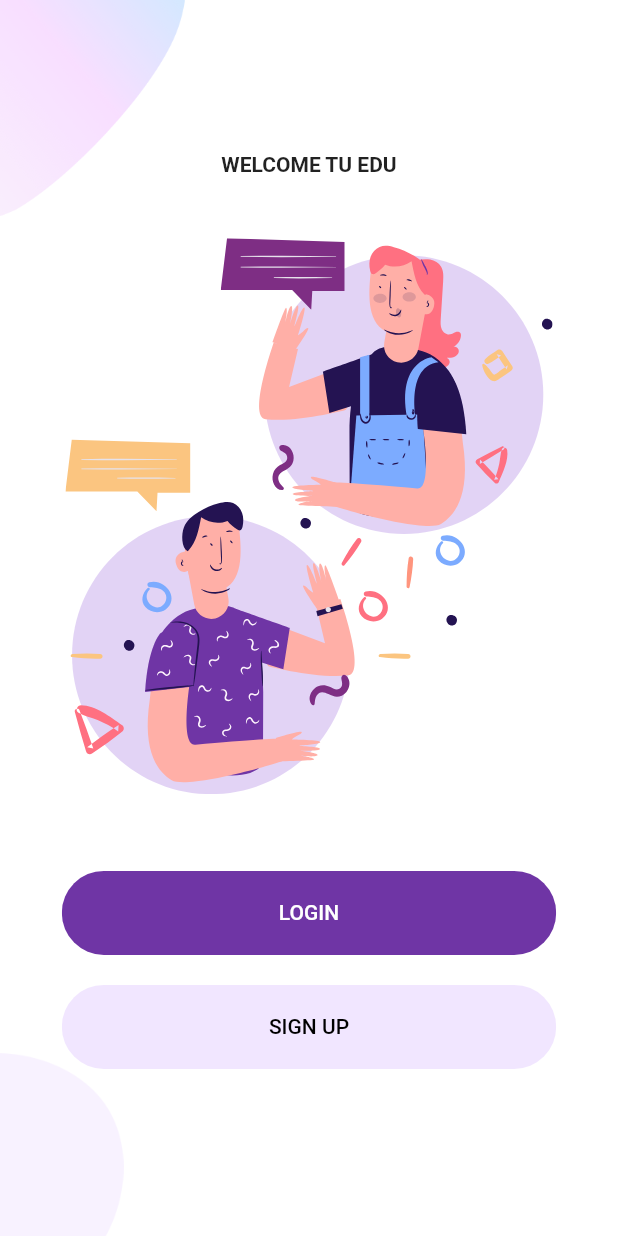
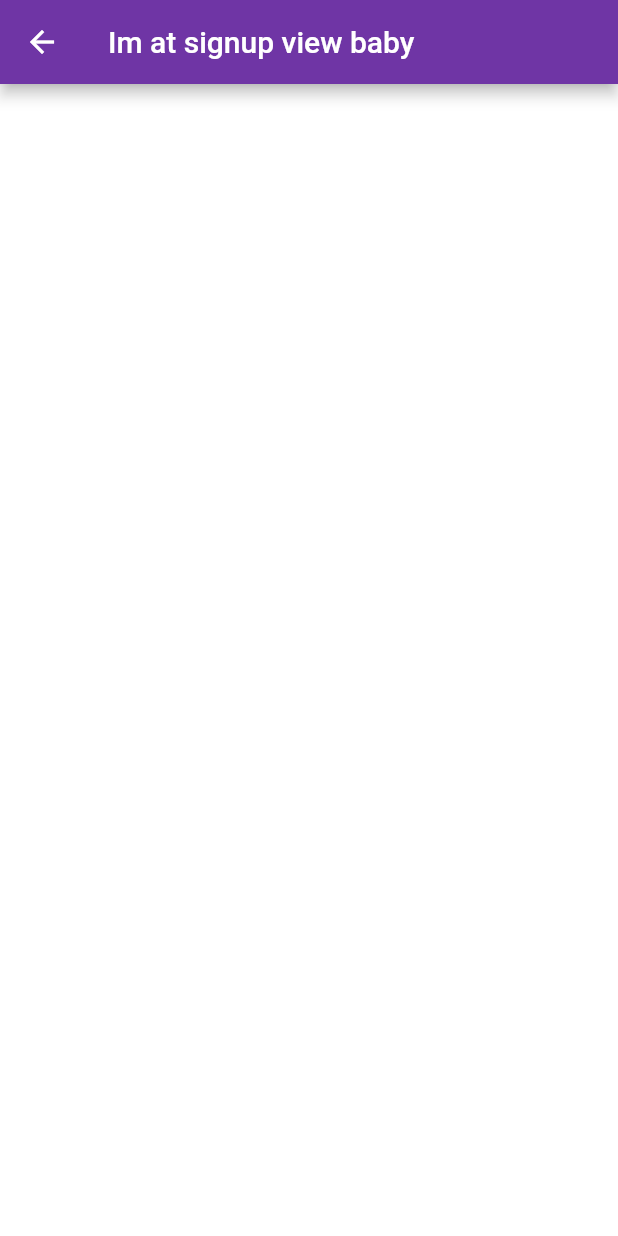
Before and after one commit to GrupoLIA/Frontend, a Flutter app: the screen it shows after launch, after a tap on "SIGN UP", on a phone screen of 412 x 824 dp. Run offline on Flutter 3.47's test engine with Material 2 defaults, Android fonts, the phone set to English and light mode, and no system bars; our stand-ins replace auto_route, device_preview, flutter_hooks, flutter_svg, get_it, injectable and 2 more; missing offline and left inert: stacked_hooks.

Commit message:
Setup Login and Signup Views/Viewmodels and Api service

```diff
--- a/lib/app/router.dart
+++ b/lib/app/router.dart
@@ -1,11 +1,15 @@
 import 'package:auto_route/auto_route_annotations.dart';
 import 'package:lia_frontend/ui/views/home/home_view.dart';
 import 'package:lia_frontend/ui/views/login/login_view.dart';
+import 'package:lia_frontend/ui/views/signup/signup_view.dart';
+import 'package:lia_frontend/ui/views/welcome/welcome_view.dart';
 
 @MaterialAutoRouter(
   routes: <AutoRoute>[
     MaterialRoute(page: HomeView, name: "HomeViewRoute"),
-    MaterialRoute(page: LoginView, name: "LoginViewRoute", initial: true)
+    MaterialRoute(page: WelcomeView, name: "WelcomeViewRoute", initial: true),
+    MaterialRoute(page: LoginView, name: "LoginViewRoute"),
+    MaterialRoute(page: SignupView, name: "SignupViewRoute"),
   ],
 )
 class $Router {}
--- a/lib/main.dart
+++ b/lib/main.dart
@@ -3,7 +3,7 @@ import 'package:flutter/material.dart';
 import 'package:lia_frontend/app/constants.dart';
 import 'package:lia_frontend/app/locator.dart';
 import 'package:lia_frontend/app/router.gr.dart' as Router;
-import 'package:lia_frontend/ui/views/dumb_widgets/welcome/welcome_view.dart';
+import 'package:lia_frontend/ui/views/welcome/welcome_view.dart';
 import 'package:stacked_services/stacked_services.dart';
 
 void main() {
--- /dev/null
+++ b/lib/ui/views/dumb_widgets/rounded_button/rounded_button_widget.dart
@@ -0,0 +1,38 @@
+import 'package:flutter/material.dart';
+import 'package:lia_frontend/app/constants.dart';
+
+class RoundedButton extends StatelessWidget {
+  const RoundedButton({
+    Key key,
+    this.text,
+    this.press,
+    this.color = kPrimaryColor,
+    this.textColor = Colors.white,
+  }) : super(key: key);
+
+  final String text;
+  final Function press;
+  final Color color;
+  final Color textColor;
+
+  @override
+  Widget build(BuildContext context) {
+    Size size = MediaQuery.of(context).size;
+    return Container(
+      margin: EdgeInsets.symmetric(vertical: 10),
+      width: size.width * 0.8,
+      child: ClipRRect(
+        borderRadius: BorderRadius.circular(29),
+        child: FlatButton(
+          padding: EdgeInsets.symmetric(vertical: 20, horizontal: 40),
+          color: color,
+          onPressed: press,
+          child: Text(
+            text,
+            style: TextStyle(color: textColor),
+          ),
+        ),
+      ),
+    );
+  }
+}
--- a/lib/ui/views/dumb_widgets/welcome/welcome_view.dart
+++ /dev/null
@@ -1,93 +0,0 @@
-import 'package:flutter/material.dart';
-import 'package:flutter_svg/svg.dart';
-import 'package:lia_frontend/app/constants.dart';
-
-class WelcomeView extends StatelessWidget {
-  @override
-  Widget build(BuildContext context) {
-    Size size = MediaQuery.of(context).size;
-    return Scaffold(
-      body: Container(
-        height: size.height,
-        width: double.infinity,
-        child: Stack(
-          alignment: Alignment.center,
-          children: [
-            Positioned(
-              top: 0,
-              left: 0,
-              child: Image.asset(
-                "assets/images/main_top.png",
-                width: size.width * 0.3,
-              ),
-            ),
-            Positioned(
-              bottom: 0,
-              left: 0,
-              child: Image.asset(
-                "assets/images/main_bottom.png",
-                width: size.width * 0.2,
-              ),
-            ),
-            Column(
-              mainAxisAlignment: MainAxisAlignment.center,
-              children: [
-                Text("WELCOME TU EDU",
-                    style: TextStyle(fontWeight: FontWeight.bold)),
-                SizedBox(height: size.height * 0.05),
-                SvgPicture.asset(
-                  "assets/icons/chat.svg",
-                  height: size.height * 0.45,
-                ),
-                SizedBox(height: size.height * 0.05),
-                RoundedButton(text: "LOGIN", press: () {}),
-                RoundedButton(
-                  text: "SIGN UP",
-                  press: () {},
-                  color: kPrimaryLightColor,
-                  textColor: Colors.black,
-                ),
-              ],
-            )
-          ],
-        ),
-      ),
-    );
-  }
-}
-
-class RoundedButton extends StatelessWidget {
-  const RoundedButton({
-    Key key,
-    this.text,
-    this.press,
-    this.color = kPrimaryColor,
-    this.textColor = Colors.white,
-  }) : super(key: key);
-
-  final String text;
-  final Function press;
-  final Color color;
-  final Color textColor;
-
-  @override
-  Widget build(BuildContext context) {
-    Size size = MediaQuery.of(context).size;
-    return Container(
-      margin: EdgeInsets.symmetric(vertical: 10),
-      width: size.width * 0.8,
-      child: ClipRRect(
-        borderRadius: BorderRadius.circular(29),
-        child: FlatButton(
-          padding: EdgeInsets.symmetric(vertical: 20, horizontal: 40),
-          color: color,
-          onPressed: press,
-          child: Text(
-            text,
-            style: TextStyle(color: textColor),
-          ),
-        ),
-      ),
-    );
-  }
-}
--- /dev/null
+++ b/lib/ui/views/signup/signup_view.dart
@@ -0,0 +1,12 @@
+import 'package:flutter/material.dart';
+
+class SignupView extends StatelessWidget {
+  @override
+  Widget build(BuildContext context) {
+    return Scaffold(
+      appBar: AppBar(
+        title: Text("Im at signup view baby"),
+      ),
+    );
+  }
+}
--- /dev/null
+++ b/lib/ui/views/welcome/welcome_view.dart
@@ -0,0 +1,63 @@
+import 'package:flutter/material.dart';
+import 'package:flutter_svg/svg.dart';
+import 'package:lia_frontend/app/constants.dart';
+import 'package:lia_frontend/ui/views/dumb_widgets/rounded_button/rounded_button_widget.dart';
+import 'package:lia_frontend/ui/views/welcome/welcome_viewmodel.dart';
+import 'package:stacked/stacked.dart';
+
+class WelcomeView extends StatelessWidget {
+  @override
+  Widget build(BuildContext context) {
+    Size size = MediaQuery.of(context).size;
+    return ViewModelBuilder.nonReactive(
+      viewModelBuilder: () => WelcomeViewModel(),
+      builder: (context, model, child) => Scaffold(
+        body: Container(
+          height: size.height,
+          width: double.infinity,
+          child: Stack(
+            alignment: Alignment.center,
+            children: [
+              Positioned(
+                top: 0,
+                left: 0,
+                child: Image.asset(
+                  "assets/images/main_top.png",
+                  width: size.width * 0.3,
+                ),
+              ),
+              Positioned(
+                bottom: 0,
+                left: 0,
+                child: Image.asset(
+                  "assets/images/main_bottom.png",
+                  width: size.width * 0.2,
+                ),
+              ),
+              Column(
+                mainAxisAlignment: MainAxisAlignment.center,
+                children: [
+                  Text("WELCOME TO BRAUN-JOBS",
+                      style: TextStyle(fontWeight: FontWeight.bold)),
+                  SizedBox(height: size.height * 0.05),
+                  SvgPicture.asset(
+                    "assets/icons/chat.svg",
+                    height: size.height * 0.45,
+                  ),
+                  SizedBox(height: size.height * 0.05),
+                  RoundedButton(text: "LOGIN", press: model.navigateToLogin),
+                  RoundedButton(
+                    text: "SIGN UP",
+                    press: model.navigateToSignup,
+                    color: kPrimaryLightColor,
+                    textColor: Colors.black,
+                  ),
+                ],
+              )
+            ],
+          ),
+        ),
+      ),
+    );
+  }
+}
--- /dev/null
+++ b/lib/ui/views/welcome/welcome_viewmodel.dart
@@ -0,0 +1,17 @@
+import 'package:lia_frontend/app/locator.dart';
+import 'package:lia_frontend/app/router.gr.dart';
+import 'package:lia_frontend/services/api.dart';
+import 'package:stacked/stacked.dart';
+import 'package:stacked_services/stacked_services.dart';
+
+class WelcomeViewModel extends BaseViewModel {
+  final NavigationService _navigationService = locator<NavigationService>();
+
+  Future navigateToLogin() async {
+    await _navigationService.navigateTo(Routes.LoginViewRoute);
+  }
+
+  Future navigateToSignup() async {
+    await _navigationService.navigateTo(Routes.SignupViewRoute);
+  }
+}
```
Also changed, not shown: lib/services/api.dart (added, +18 -0 lines), lib/ui/views/login/login_view.dart (+35 -3 lines), lib/ui/views/login/login_viewmodel.dart (+18 -0 lines), lib/ui/views/signup/signup_viewmodel.dart (added, +11 -0 lines), lib/app/router.gr.dart.
